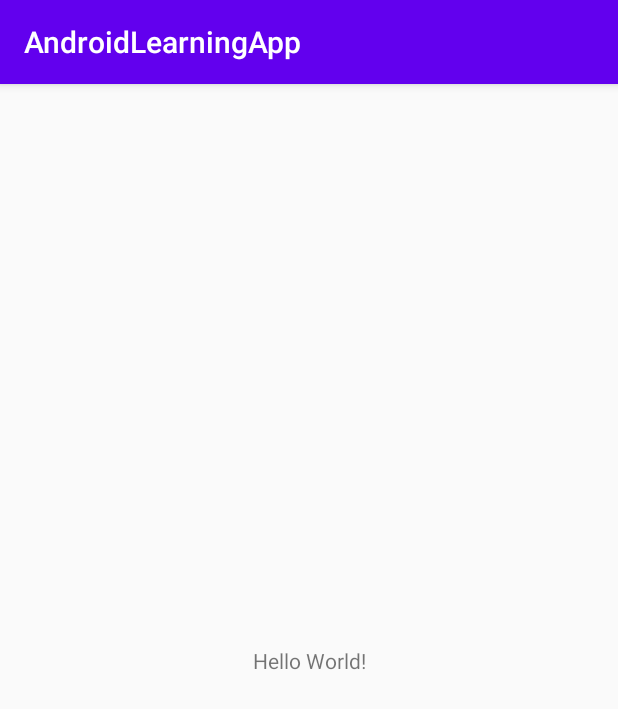
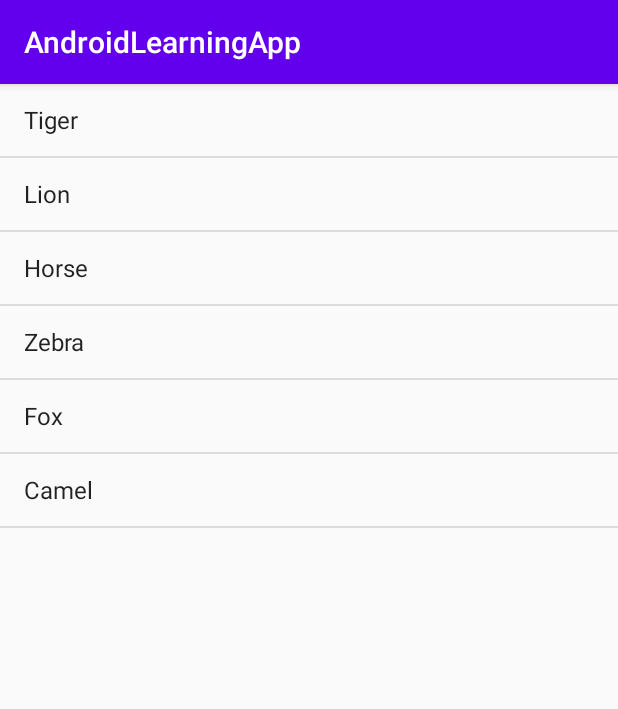
Before and after one commit to loganathan-s/AndroidLearningApp, an Android app: the screen it shows after launch (MainActivity), on a phone screen of 412 x 824 dp. Shown: the top 709 px of the screen. Run offline under Robolectric (Android 15) with nearby library versions, the light colour scheme and no system bars.

Commit message:
Sample Listview added

```diff
--- a/app/src/main/java/com/example/androidlearningapp/MainActivity.java
+++ b/app/src/main/java/com/example/androidlearningapp/MainActivity.java
@@ -3,6 +3,15 @@ package com.example.androidlearningapp;
 import androidx.appcompat.app.AppCompatActivity;
 
 import android.os.Bundle;
+import android.view.View;
+import android.widget.AdapterView;
+import android.widget.ArrayAdapter;
+import android.widget.ListView;
+import android.widget.Toast;
+
+import java.util.ArrayList;
+
+import static java.util.Arrays.asList;
 
 public class MainActivity extends AppCompatActivity {
 
@@ -10,5 +19,17 @@ public class MainActivity extends AppCompatActivity {
     protected void onCreate(Bundle savedInstanceState) {
         super.onCreate(savedInstanceState);
         setContentView(R.layout.activity_main);
+        ListView animalList = findViewById(R.id.animal);
+        final ArrayList<String> animals = new ArrayList<String>(asList("Tiger", "Lion", "Horse", "Zebra", "Fox", "Camel"));
+        ArrayAdapter<String> animalAdapter = new ArrayAdapter<String>(this, android.R.layout.simple_list_item_1, animals);
+        animalList.setAdapter(animalAdapter);
+
+        animalList.setOnItemClickListener(new AdapterView.OnItemClickListener() {
+            @Override
+            public void onItemClick(AdapterView<?> parent, View view, int position, long id) {
+                android.widget.Toast.makeText(getApplicationContext(), animals.get(position), Toast.LENGTH_SHORT).show();
+            }
+        });
+
     }
 }
--- a/app/src/main/res/layout/activity_main.xml
+++ b/app/src/main/res/layout/activity_main.xml
@@ -6,13 +6,12 @@
     android:layout_height="match_parent"
     tools:context=".MainActivity">
 
-    <TextView
-        android:layout_width="wrap_content"
-        android:layout_height="wrap_content"
-        android:text="Hello World!"
+    <ListView
+        android:id="@+id/animal"
+        android:layout_width="match_parent"
+        android:layout_height="match_parent"
         app:layout_constraintBottom_toBottomOf="parent"
-        app:layout_constraintLeft_toLeftOf="parent"
-        app:layout_constraintRight_toRightOf="parent"
+        app:layout_constraintEnd_toEndOf="parent"
+        app:layout_constraintStart_toStartOf="parent"
         app:layout_constraintTop_toTopOf="parent" />
-
 </androidx.constraintlayout.widget.ConstraintLayout>
```
